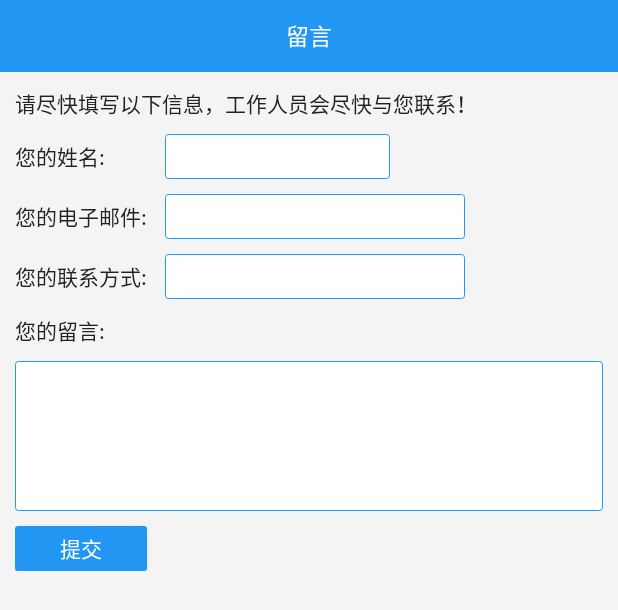
After one commit to janabo/MyRyim, an Android app: the layout activity_leave_a_message.xml on its own in the app's theme, with its tools: preview values and no code run, on a phone screen of 412 x 824 dp. The commit adds this screen. Shown: the top 610 px of the screen. Run offline under Robolectric (Android 15) with nearby library versions, the phone set to English and light mode, and no system bars.

```diff
--- /dev/null
+++ b/myim/src/main/java/com/janabo/myim/LeaveAMessage.java
@@ -0,0 +1,76 @@
+package com.janabo.myim;
+
+import android.os.Bundle;
+import android.support.annotation.Nullable;
+import android.support.v7.app.AppCompatActivity;
+import android.view.View;
+import android.widget.Button;
+import android.widget.EditText;
+
+import com.janabo.myim.http.HttpClientUtil;
+
+import org.xutils.common.Callback;
+import org.xutils.view.annotation.ContentView;
+import org.xutils.view.annotation.Event;
+import org.xutils.view.annotation.ViewInject;
+
+import java.util.HashMap;
+import java.util.Map;
+
+/**
+ * 作者：janabo on 2017/2/27 14:32
+ */
+@ContentView(R.layout.activity_leave_a_message)
+public class LeaveAMessage extends AppCompatActivity {
+    @ViewInject(R.id.name)
+    EditText name;
+    @ViewInject(R.id.email)
+    EditText email;
+    @ViewInject(R.id.phone)
+    EditText phone;
+    @ViewInject(R.id.message)
+    EditText message;
+    @ViewInject(R.id.submit)
+    Button submit;
+
+    @Override
+    protected void onCreate(@Nullable Bundle savedInstanceState) {
+        super.onCreate(savedInstanceState);
+    }
+    @Event(value={R.id.submit})
+    private void getEvent(View view){
+        switch(view.getId()){
+            case R.id.submit:
+                submitMessage();
+                break;
+        }
+    }
+
+    private void submitMessage(){
+        Map<String,String> map = new HashMap<>();
+        map.put("Ip","123456789012");
+        map.put("guest_name","system");
+        map.put("urlref","");
+        HttpClientUtil.doPost("http://srv.huaruntong.cn/chat/hprongyun.asmx/Init_Guest_Info", map, new Callback.CommonCallback<String>() {
+            @Override
+            public void onSuccess(String result) {
+
+            }
+            @Override
+            public void onError(Throwable ex, boolean isOnCallback) {
+//                Toast.makeText(mContext,"登录失败",Toast.LENGTH_SHORT).show();
+            }
+            @Override
+            public void onCancelled(CancelledException cex) {
+
+            }
+            @Override
+            public void onFinished() {
+
+            }
+        });
+    }
+
+
+
+}
--- /dev/null
+++ b/myim/src/main/res/drawable/grade_border.xml
@@ -0,0 +1,10 @@
+<?xml version="1.0" encoding="utf-8"?>
+<layer-list xmlns:android="http://schemas.android.com/apk/res/android">
+    <item>
+        <shape>
+            <stroke android:width="1px" android:color="#2196f3" /><!--边框颜色-->
+            <solid android:color="#ffffff" /><!--填充色-->
+             <corners android:radius="2dp" />
+        </shape>
+    </item>
+</layer-list>
--- /dev/null
+++ b/myim/src/main/res/layout/activity_leave_a_message.xml
@@ -0,0 +1,120 @@
+<RelativeLayout xmlns:android="http://schemas.android.com/apk/res/android"
+    xmlns:app="http://schemas.android.com/apk/res-auto"
+    android:layout_width="fill_parent"
+    android:layout_height="fill_parent"
+    android:background="#f4f4f4" >
+
+    <LinearLayout
+        android:id="@+id/putview"
+        android:layout_width="fill_parent"
+        android:layout_height="wrap_content"
+        android:orientation="vertical" >
+        <RelativeLayout
+            android:id="@+id/top"
+            android:layout_width="fill_parent"
+            android:layout_height="48dip"
+            android:background="@color/colorPrimary"
+            android:orientation="vertical" >
+            <TextView
+                android:id="@+id/title"
+                style="@style/login_title_txt"
+                android:layout_width="wrap_content"
+                android:layout_height="48dip"
+                android:text="留言"
+                android:layout_centerHorizontal="true"
+                android:textColor="#ffffff" />
+        </RelativeLayout>
+
+        <LinearLayout
+            android:layout_width="match_parent"
+            android:layout_height="match_parent"
+            android:orientation="vertical"
+            android:padding="10dp">
+            <TextView
+                android:layout_width="match_parent"
+                android:layout_height="wrap_content"
+                android:text="请尽快填写以下信息，工作人员会尽快与您联系！"
+                style="@style/leave_a_message_txt"/>
+
+            <LinearLayout
+                android:layout_height="wrap_content"
+                android:layout_width="match_parent"
+                android:layout_marginTop="10dp"
+                android:gravity="center_vertical"
+                android:orientation="horizontal">
+                <TextView
+                    android:layout_width="100dp"
+                    android:layout_height="wrap_content"
+                    android:text="您的姓名:"
+                    style="@style/leave_a_message_txt"/>
+                <EditText
+                    android:id="@+id/name"
+                    android:layout_width="150dp"
+                    android:layout_height="30dp"
+                    android:background="@drawable/grade_border"/>
+                </LinearLayout>
+            <LinearLayout
+                android:layout_height="wrap_content"
+                android:layout_width="match_parent"
+                android:layout_marginTop="10dp"
+                android:gravity="center_vertical"
+                android:orientation="horizontal">
+                <TextView
+                    android:layout_width="100dp"
+                    android:layout_height="wrap_content"
+                    android:text="您的电子邮件:"
+                    style="@style/leave_a_message_txt"/>
+                <EditText
+                    android:id="@+id/email"
+                    android:layout_width="200dp"
+                    android:layout_height="30dp"
+                    android:background="@drawable/grade_border"/>
+            </LinearLayout>
+            <LinearLayout
+                android:layout_height="wrap_content"
+                android:layout_width="match_parent"
+                android:layout_marginTop="10dp"
+                android:gravity="center_vertical"
+                android:orientation="horizontal">
+                <TextView
+                    android:layout_width="100dp"
+                    android:layout_height="wrap_content"
+                    android:text="您的联系方式:"
+                    style="@style/leave_a_message_txt"/>
+                <EditText
+                    android:id="@+id/phone"
+                    android:layout_width="200dp"
+                    android:layout_height="30dp"
+                    android:background="@drawable/grade_border"/>
+            </LinearLayout>
+
+            <LinearLayout
+                android:layout_height="wrap_content"
+                android:layout_width="match_parent"
+                android:layout_marginTop="10dp"
+                android:gravity="center_vertical"
+                android:orientation="vertical">
+                <TextView
+                    android:layout_width="100dp"
+                    android:layout_height="wrap_content"
+                    android:text="您的留言:"
+                    style="@style/leave_a_message_txt"/>
+                <EditText
+                    android:id="@+id/message"
+                    android:layout_width="match_parent"
+                    android:layout_height="100dp"
+                    android:layout_marginTop="10dp"
+                    android:background="@drawable/grade_border"/>
+            </LinearLayout>
+            <Button
+                android:id="@+id/submit"
+                android:layout_height="30dp"
+                android:layout_width="wrap_content"
+                android:text="提交"
+                android:background="@drawable/ripple_bg"
+                android:layout_marginTop="10dp"
+                android:textColor="#ffffff"/>
+        </LinearLayout>
+
+    </LinearLayout>
+</RelativeLayout>
--- a/myim/src/main/res/values/styles.xml
+++ b/myim/src/main/res/values/styles.xml
@@ -87,4 +87,8 @@
         <item name="android:scaleType">fitCenter</item>
     </style>
 
+    <style name="leave_a_message_txt">
+        <item name="android:textSize">14sp</item>
+        <item name="android:textColor">#212121</item>
+    </style>
 </resources>
```
